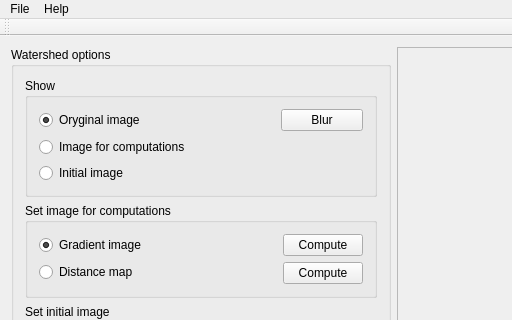
This is resources/ui/watershed.ui in rpetryniak/Pandore-GUI-Modules as Qt 5 draws it before an edit; both pictures show x 0 to 512 and y 0 to 320 of the 918 by 597 pixel window. The edited form follows.
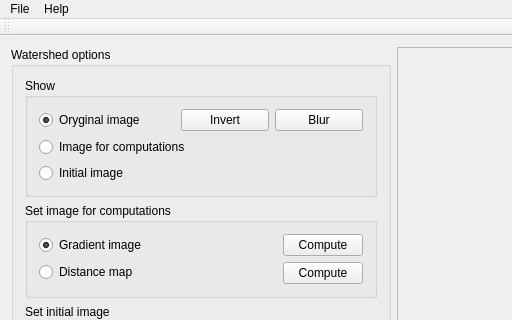
This is the edited form. Custom widgets are drawn as their Qt base class.

Commit message: Watershed module: added invert image option and changed the display of local minima points

Patch:
```diff
--- a/resources/ui/watershed.ui
+++ b/resources/ui/watershed.ui
@@ -66,11 +66,30 @@
                 </property>
                </spacer>
               </item>
+              <item>
+               <widget class="QPushButton" name="bttInvertOryginalImage">
+                <property name="minimumSize">
+                 <size>
+                  <width>88</width>
+                  <height>0</height>
+                 </size>
+                </property>
+                <property name="text">
+                 <string>Invert</string>
+                </property>
+               </widget>
+              </item>
               <item>
                <widget class="QPushButton" name="bttBlurOryginalImage">
+                <property name="sizePolicy">
+                 <sizepolicy hsizetype="Fixed" vsizetype="Fixed">
+                  <horstretch>80</horstretch>
+                  <verstretch>0</verstretch>
+                 </sizepolicy>
+                </property>
                 <property name="minimumSize">
                  <size>
-                  <width>82</width>
+                  <width>88</width>
                   <height>0</height>
                  </size>
                 </property>
```
Left out of the diff: 34 changed lines with no effect on the pictures. The commit also changes 3 other files.
